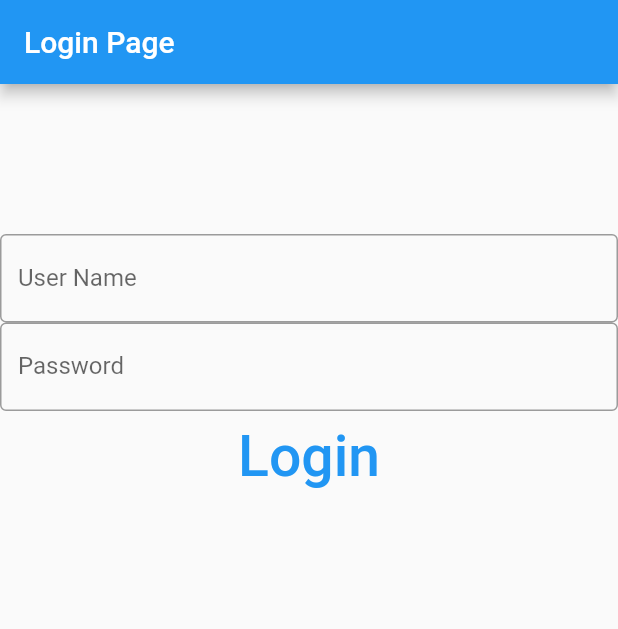
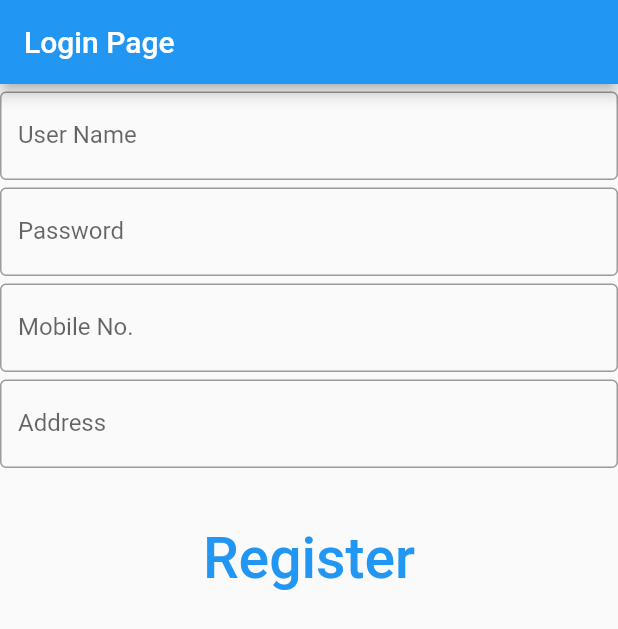
Before and after one commit to yasser8989/CRPS_Login, a Flutter app: the screen it shows after launch, on a phone screen of 412 x 824 dp. Shown: the top 629 px of the screen. Run offline on Flutter 3.47's test engine with Material 2 defaults, Android fonts, the phone set to English and light mode, and no system bars.

Commit message:
first commit

```diff
--- a/lib/main.dart
+++ b/lib/main.dart
@@ -59,6 +59,11 @@ class _MyHomePageState extends State<MyHomePage> {
     // The Flutter framework has been optimized to make rerunning build methods
     // fast, so that you can just rebuild anything that needs updating rather
     // than having to individually change instances of widgets.
+    final TextEditingController _usernametext = TextEditingController();
+    final TextEditingController _userpasswordtext = TextEditingController();
+    final TextEditingController _usermobiletext = TextEditingController();
+    final TextEditingController _useraddresstext = TextEditingController();
+
     return Scaffold(
       appBar: AppBar(
         // Here we take the valuhttps://github.com/carrentalps/APILogin.gite from the MyHomePage object that was created by
@@ -69,27 +74,58 @@ class _MyHomePageState extends State<MyHomePage> {
         crossAxisAlignment: CrossAxisAlignment.center,
         children: [
           const SizedBox(
-            height: 100,
+            height: 5,
           ),
-          const TextField(
+          TextField(
+            controller: _usernametext,
             obscureText: false,
-            decoration: InputDecoration(
+            decoration: const InputDecoration(
               border: OutlineInputBorder(),
               labelText: 'User Name',
             ),
           ),
-          const TextField(
+          const SizedBox(
+            height: 5,
+          ),
+          TextField(
+            controller: _userpasswordtext,
             obscureText: true,
-            decoration: InputDecoration(
+            decoration: const InputDecoration(
               border: OutlineInputBorder(),
               labelText: 'Password',
             ),
           ),
+          const SizedBox(
+            height: 5,
+          ),
+          TextField(
+            controller: _usermobiletext,
+            obscureText: false,
+            decoration: const InputDecoration(
+              border: OutlineInputBorder(),
+              labelText: 'Mobile No.',
+            ),
+          ),
+          const SizedBox(
+            height: 5,
+          ),
+          TextField(
+            controller: _useraddresstext,
+            obscureText: false,
+            decoration: const InputDecoration(
+              border: OutlineInputBorder(),
+              labelText: 'Address',
+            ),
+          ),
+          const SizedBox(
+            height: 30,
+          ),
           SizedBox(
             child: TextButton(
-                child: const Text('Login', style: TextStyle(fontSize: 38)),
+                child: const Text('Register', style: TextStyle(fontSize: 38)),
                 onPressed: () {
-                  login();
+                  registeruser(_usernametext.text, _userpasswordtext.text,
+                      _usermobiletext.text, _useraddresstext.text);
                 }),
           )
         ],
@@ -143,3 +179,29 @@ Future login() async {
     throw Exception('Failed to load');
   }
 }
+
+Future registeruser(String userName, String userPassword, String userMobile,
+    String userAddress) async {
+  final response = await http
+      .get(Uri.parse('https://jsonplaceholder.typicode.com/albums/1'));
+
+  if (response.statusCode == 200) {
+    // If the server did return a 200 OK response,
+    // then parse the JSON.
+
+    Users user = Users.fromJson(jsonDecode(response.body));
+
+//LogitCode Here
+
+    print(user.title);
+    print(userName);
+    print(userPassword);
+    print(userMobile);
+    print(userAddress);
+    ////
+  } else {
+    // If the server did not return a 200 OK response,
+    // then throw an exception.
+    throw Exception('Failed to load');
+  }
+}
```
